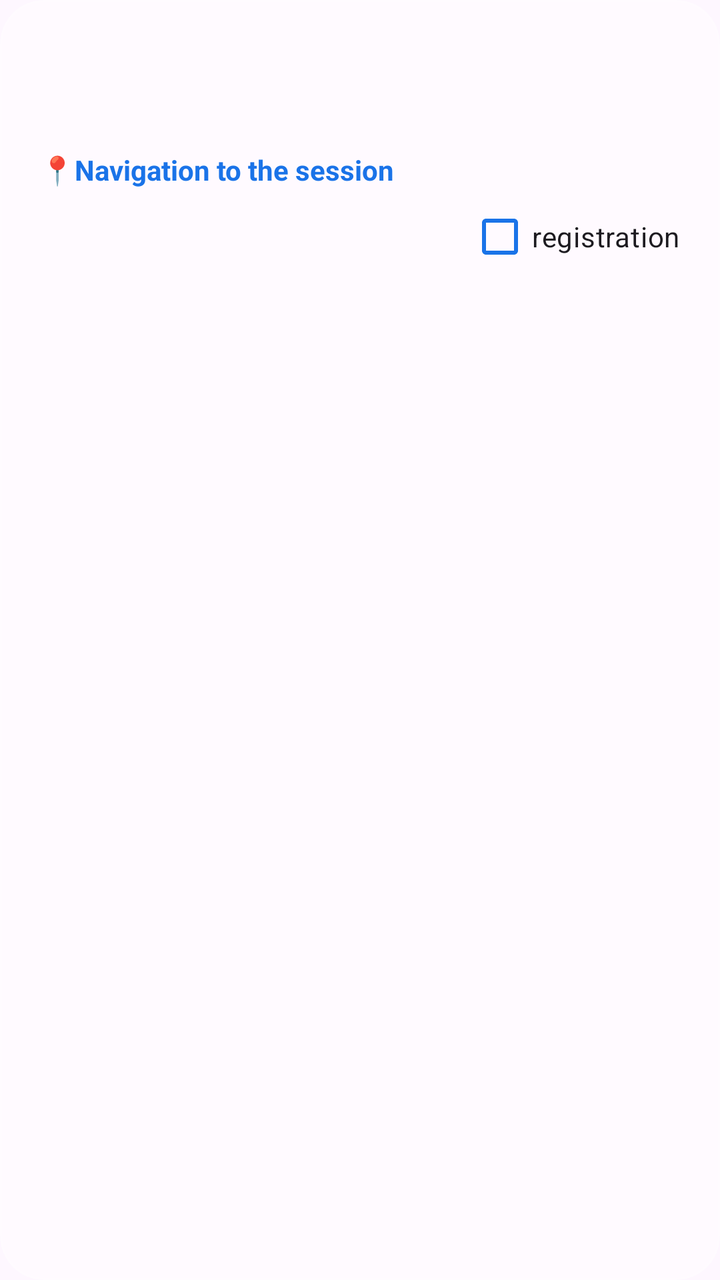
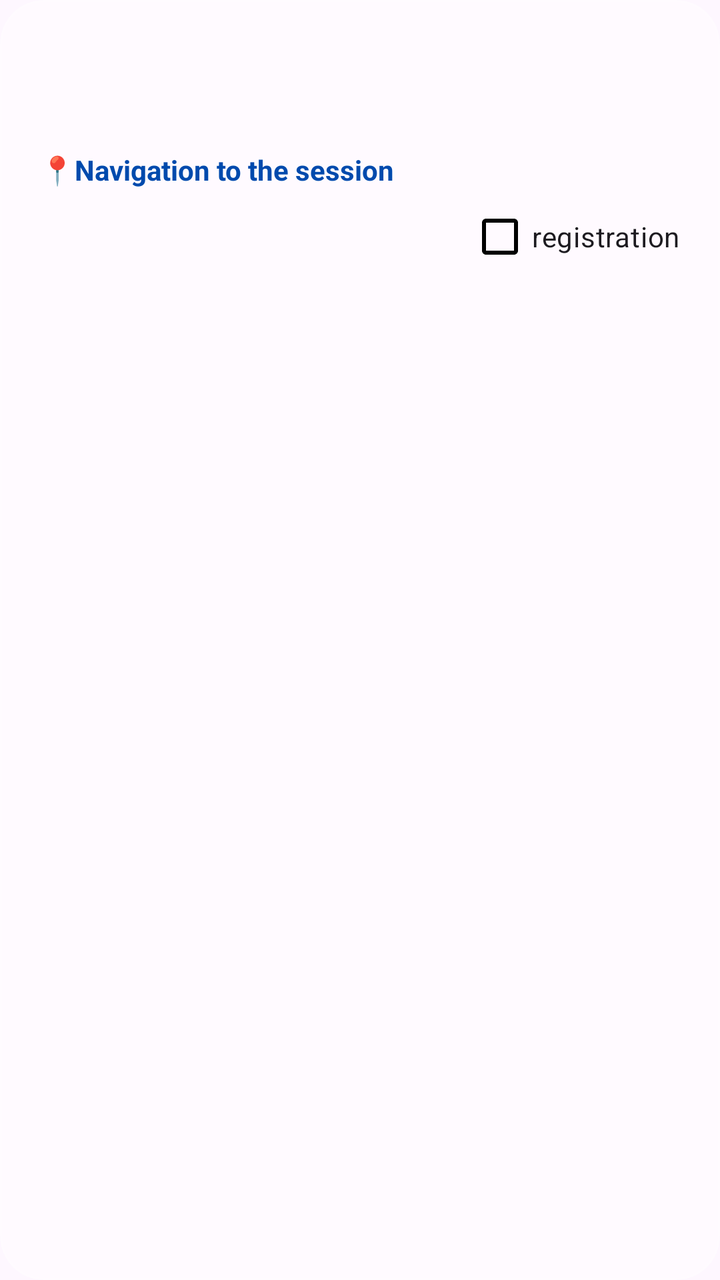

Screens rendered from an Android XML layout before and after an edit, with the pre-edit source and the edit as a unified diff.
<!-- AndroidManifest.xml: application theme Theme.First_exercise -->
<!-- res/layout/item_session_row.xml -->
<com.google.android.material.card.MaterialCardView
    xmlns:android="http://schemas.android.com/apk/res/android"
    xmlns:app="http://schemas.android.com/apk/res-auto"
    android:layout_width="match_parent"
    android:layout_height="wrap_content"
    android:layout_margin="12dp"
    app:cardCornerRadius="22dp"
    app:cardBackgroundColor="#4DFFFFFF"
    app:strokeWidth="1dp"
    app:strokeColor="#33FFFFFF">

    <androidx.constraintlayout.widget.ConstraintLayout
        android:layout_width="match_parent"
        android:layout_height="wrap_content"
        android:padding="20dp">

        <TextView
            android:id="@+id/tvSessionTopic"
            android:layout_width="0dp"
            android:layout_height="wrap_content"
            android:textColor="@color/black"
            android:textSize="18sp"
            android:textStyle="bold"
            android:layout_marginEnd="8dp"
            app:layout_constraintStart_toStartOf="parent"
            app:layout_constraintTop_toTopOf="parent"
            app:layout_constraintEnd_toStartOf="@+id/tvSessionBadge" />

        <TextView
            android:id="@+id/tvSessionDate"
            android:layout_width="wrap_content"
            android:layout_height="wrap_content"
            android:layout_marginTop="4dp"
            android:textColor="#444444"
            android:textSize="14sp"
            app:layout_constraintStart_toStartOf="parent"
            app:layout_constraintTop_toBottomOf="@id/tvSessionTopic" />

        <TextView
            android:id="@+id/tvLocation"
            android:layout_width="wrap_content"
            android:layout_height="wrap_content"
            android:layout_marginTop="8dp"
            android:text="📍Navigation to the session"
            android:textColor="#1A73E8"
            android:textStyle="bold"
            app:layout_constraintStart_toStartOf="parent"
            app:layout_constraintTop_toBottomOf="@id/tvSessionDate" />

        <CheckBox
            android:id="@+id/cbRegister"
            android:layout_width="wrap_content"
            android:layout_height="wrap_content"
            android:buttonTint="#1A73E8"
            android:text="registration"
            app:layout_constraintBottom_toBottomOf="parent"
            app:layout_constraintEnd_toEndOf="parent"
            app:layout_constraintTop_toBottomOf="@id/tvLocation" />

        <TextView
            android:id="@+id/tvSessionBadge"
            android:layout_width="24dp"
            android:layout_height="24dp"
            android:background="@drawable/red_circle"
            android:textColor="@color/white"
            android:textSize="11sp"
            android:textStyle="bold"
            android:gravity="center"
            android:visibility="gone"
            app:layout_constraintTop_toTopOf="parent"
            app:layout_constraintEnd_toEndOf="parent" />

    </androidx.constraintlayout.widget.ConstraintLayout>
</com.google.android.material.card.MaterialCardView>
<!-- resources referenced by this layout -->
<resources>
  <color name="black">#FF000000</color>
  <color name="white">#FFFFFFFF</color>
  <!-- drawable red_circle (drawable) -->
  <?xml version="1.0" encoding="utf-8"?>
      <shape xmlns:android="http://schemas.android.com/apk/res/android"
          android:shape="oval">
          <solid android:color="#FF0000"/> 
          <size
              android:width="20dp"
              android:height="20dp"/>
      </shape>
  <style name="Theme.First_exercise" parent="Base.Theme.First_exercise" />
  <style name="Base.Theme.First_exercise" parent="Theme.Material3.DayNight.NoActionBar">
          
          
      </style>
</resources>

<!-- the commit's change to res/layout/item_session_row.xml (unified diff, before → after) -->
@@ -31,7 +31,7 @@
             android:layout_width="wrap_content"
             android:layout_height="wrap_content"
             android:layout_marginTop="4dp"
-            android:textColor="#444444"
+            android:textColor="@color/Dark_Gray"
             android:textSize="14sp"
             app:layout_constraintStart_toStartOf="parent"
             app:layout_constraintTop_toBottomOf="@id/tvSessionTopic" />
@@ -42,7 +42,7 @@
             android:layout_height="wrap_content"
             android:layout_marginTop="8dp"
             android:text="📍Navigation to the session"
-            android:textColor="#1A73E8"
+            android:textColor="@color/blue"
             android:textStyle="bold"
             app:layout_constraintStart_toStartOf="parent"
             app:layout_constraintTop_toBottomOf="@id/tvSessionDate" />
@@ -51,11 +51,12 @@
             android:id="@+id/cbRegister"
             android:layout_width="wrap_content"
             android:layout_height="wrap_content"
-            android:buttonTint="#1A73E8"
+            android:buttonTint="@color/black"
             android:text="registration"
             app:layout_constraintBottom_toBottomOf="parent"
             app:layout_constraintEnd_toEndOf="parent"
-            app:layout_constraintTop_toBottomOf="@id/tvLocation" />
+            app:layout_constraintTop_toBottomOf="@id/tvLocation"
+            />
 
         <TextView
             android:id="@+id/tvSessionBadge"
<!-- resource entries referenced after the edit -->
@@ -1,6 +1,8 @@
 <!-- resources referenced by this layout -->
 <resources>
+  <color name="Dark_Gray">#444444</color>
   <color name="black">#FF000000</color>
+  <color name="blue">#004aad</color>
   <color name="white">#FFFFFFFF</color>
   <!-- drawable red_circle (drawable) -->
   <?xml version="1.0" encoding="utf-8"?>
